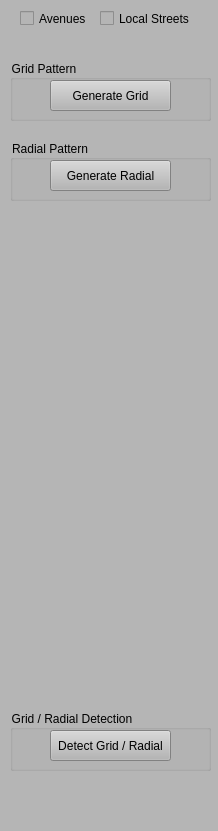
Old version of the form RoadDesigner/ControlWidget.ui in the repository gnishida/RoadDesigner.
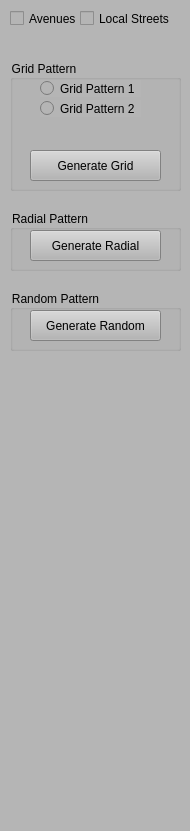
New version of the form.

Commit message: Add radial roads generator.

What changed in the file:
```diff
--- a/RoadDesigner/ControlWidget.ui
+++ b/RoadDesigner/ControlWidget.ui
@@ -6,13 +6,13 @@
    <rect>
     <x>0</x>
     <y>0</y>
-    <width>218</width>
+    <width>190</width>
     <height>831</height>
    </rect>
   </property>
   <property name="minimumSize">
    <size>
-    <width>218</width>
+    <width>190</width>
     <height>240</height>
    </size>
   </property>
@@ -25,8 +25,8 @@
      <rect>
       <x>10</x>
       <y>60</y>
-      <width>201</width>
-      <height>61</height>
+      <width>171</width>
+      <height>131</height>
      </rect>
     </property>
     <property name="title">
@@ -35,9 +35,9 @@
     <widget class="QPushButton" name="pushButtonGenerateGrid">
      <property name="geometry">
       <rect>
-       <x>40</x>
-       <y>20</y>
-       <width>121</width>
+       <x>20</x>
+       <y>90</y>
+       <width>131</width>
        <height>31</height>
       </rect>
      </property>
@@ -45,13 +45,45 @@
       <string>Generate Grid</string>
      </property>
     </widget>
+    <widget class="QRadioButton" name="radioButtonGridPattern1">
+     <property name="geometry">
+      <rect>
+       <x>30</x>
+       <y>20</y>
+       <width>101</width>
+       <height>17</height>
+      </rect>
+     </property>
+     <property name="text">
+      <string>Grid Pattern 1</string>
+     </property>
+     <attribute name="buttonGroup">
+      <string notr="true">buttonGroupGridPattern</string>
+     </attribute>
+    </widget>
+    <widget class="QRadioButton" name="radioButtonGridPattern1_2">
+     <property name="geometry">
+      <rect>
+       <x>30</x>
+       <y>40</y>
+       <width>101</width>
+       <height>17</height>
+      </rect>
+     </property>
+     <property name="text">
+      <string>Grid Pattern 2</string>
+     </property>
+     <attribute name="buttonGroup">
+      <string notr="true">buttonGroupGridPattern</string>
+     </attribute>
+    </widget>
    </widget>
    <widget class="QGroupBox" name="groupBox_6">
     <property name="geometry">
      <rect>
       <x>10</x>
-      <y>140</y>
-      <width>201</width>
+      <y>210</y>
+      <width>171</width>
       <height>61</height>
      </rect>
     </property>
@@ -61,9 +93,9 @@
     <widget class="QPushButton" name="pushButtonGenerateRadial">
      <property name="geometry">
       <rect>
-       <x>40</x>
+       <x>20</x>
        <y>20</y>
-       <width>121</width>
+       <width>131</width>
        <height>31</height>
       </rect>
      </property>
@@ -72,36 +104,10 @@
      </property>
     </widget>
    </widget>
-   <widget class="QGroupBox" name="groupBox_7">
-    <property name="geometry">
-     <rect>
-      <x>10</x>
-      <y>710</y>
-      <width>201</width>
-      <height>61</height>
-     </rect>
-    </property>
-    <property name="title">
-     <string>Grid / Radial Detection</string>
-    </property>
-    <widget class="QPushButton" name="pushButtonDetectGridRadial">
-     <property name="geometry">
-      <rect>
-       <x>40</x>
-       <y>20</y>
-       <width>121</width>
-       <height>31</height>
-      </rect>
-     </property>
-     <property name="text">
-      <string>Detect Grid / Radial</string>
-     </property>
-    </widget>
-   </widget>
    <widget class="QCheckBox" name="checkBoxRoadTypeAvenue">
     <property name="geometry">
      <rect>
-      <x>20</x>
+      <x>10</x>
       <y>10</y>
       <width>70</width>
       <height>17</height>
@@ -114,7 +120,7 @@
    <widget class="QCheckBox" name="checkBoxRoadTypeLocalStreet">
     <property name="geometry">
      <rect>
-      <x>100</x>
+      <x>80</x>
       <y>10</y>
       <width>91</width>
       <height>17</height>
@@ -124,6 +130,32 @@
      <string>Local Streets</string>
     </property>
    </widget>
+   <widget class="QGroupBox" name="groupBox_7">
+    <property name="geometry">
+     <rect>
+      <x>10</x>
+      <y>290</y>
+      <width>171</width>
+      <height>61</height>
+     </rect>
+    </property>
+    <property name="title">
+     <string>Random Pattern</string>
+    </property>
+    <widget class="QPushButton" name="pushButtonGenerateRandom">
+     <property name="geometry">
+      <rect>
+       <x>20</x>
+       <y>20</y>
+       <width>131</width>
+       <height>31</height>
+      </rect>
+     </property>
+     <property name="text">
+      <string>Generate Random</string>
+     </property>
+    </widget>
+   </widget>
   </widget>
  </widget>
  <resources/>
```
Left out of the diff: 3 changed lines with no effect on the pictures. The commit also changes 13 other files.
